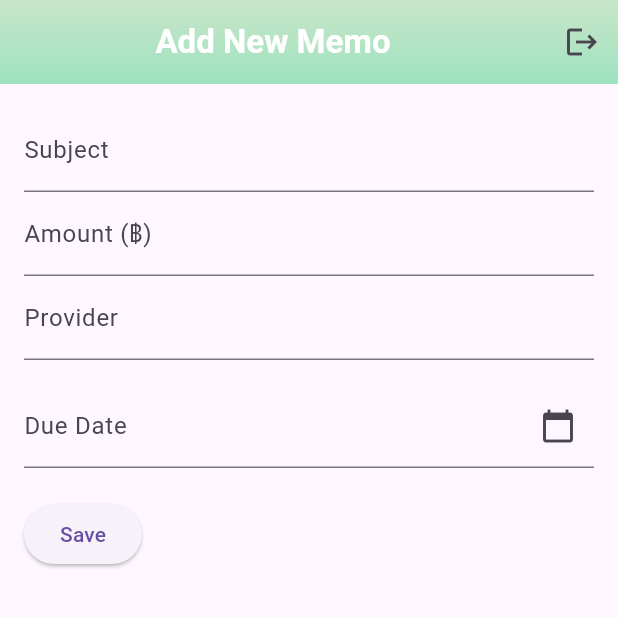
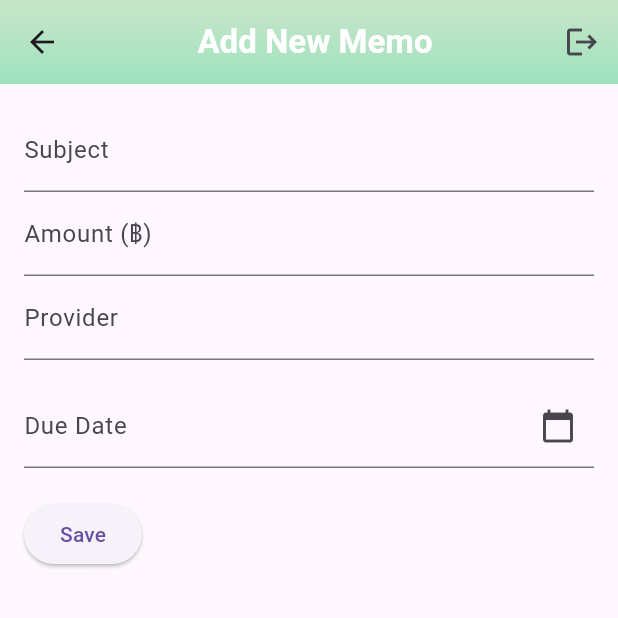
Before and after one commit to komnut/moneymemo, a Flutter app: the FormScreen screen opened directly with empty values, on a phone screen of 412 x 824 dp, the top half of it. Run offline on Flutter 3.47's test engine with Material 3 defaults, Android fonts, the phone set to English and light mode, and no system bars; our stand-ins replace cloud_firestore, firebase_auth, firebase_core; accounts and stored records are empty; Roboto replaces fonts that are missing (Inter Tight).

Commit message:
add back button on appbar

```diff
--- a/lib/screens/edit_form.dart
+++ b/lib/screens/edit_form.dart
@@ -91,7 +91,7 @@ class _EditFormScreenState extends State<EditFormScreen> {
   @override
   Widget build(BuildContext context) {
     return Scaffold(
-      appBar: const AppbarWidget(title: 'Edit Memo'),
+      appBar: const AppbarWidget(title: 'Edit Memo', showBackButton: true),
       body: Padding(
         padding: const EdgeInsets.all(16.0),
         child: Form(
--- a/lib/screens/form.dart
+++ b/lib/screens/form.dart
@@ -71,7 +71,7 @@ class _FormScreenState extends State<FormScreen> {
   @override
   Widget build(BuildContext context) {
     return Scaffold(
-      appBar: const AppbarWidget(title: 'Add New Memo'),
+      appBar: const AppbarWidget(title: 'Add New Memo', showBackButton: true),
       body: Padding(
         padding: const EdgeInsets.all(16.0),
         child: Form(
--- a/lib/widgets/appbar.dart
+++ b/lib/widgets/appbar.dart
@@ -1,18 +1,29 @@
 import 'package:flutter/material.dart';
+import 'package:money_memo/screens/signup_screen.dart';
 import 'package:money_memo/services/auth_service.dart';
-import 'package:money_memo/screens/login_screen.dart';
 
 class AppbarWidget extends StatelessWidget implements PreferredSizeWidget {
   final String title;
-  final Widget? leading;
+  final bool showBackButton; // เพิ่มตัวแปรนี้เพื่อแสดงปุ่ม Back
 
-  const AppbarWidget({super.key, required this.title, this.leading});
+  const AppbarWidget({
+    super.key,
+    required this.title,
+    this.showBackButton = false, // ค่าเริ่มต้นเป็น false
+  });
 
   @override
   Widget build(BuildContext context) {
     return AppBar(
       automaticallyImplyLeading: false,
-      leading: leading,
+      leading: showBackButton // ถ้า showBackButton เป็น true ให้แสดงปุ่ม Back
+          ? IconButton(
+              icon: const Icon(Icons.arrow_back),
+              onPressed: () {
+                Navigator.pop(context);
+              },
+            )
+          : null,
       flexibleSpace: Container(
         decoration: const BoxDecoration(
           gradient: LinearGradient(
@@ -45,10 +56,10 @@ class AppbarWidget extends StatelessWidget implements PreferredSizeWidget {
         IconButton(
           icon: const Icon(Icons.logout),
           onPressed: () async {
-            await AuthService().logout(); // ออกจากระบบ
+            await AuthService().logout();
             Navigator.pushReplacement(
               context,
-              MaterialPageRoute(builder: (context) => const LoginScreen()),
+              MaterialPageRoute(builder: (context) => const SignUpScreen()),
             );
           },
         ),
```
